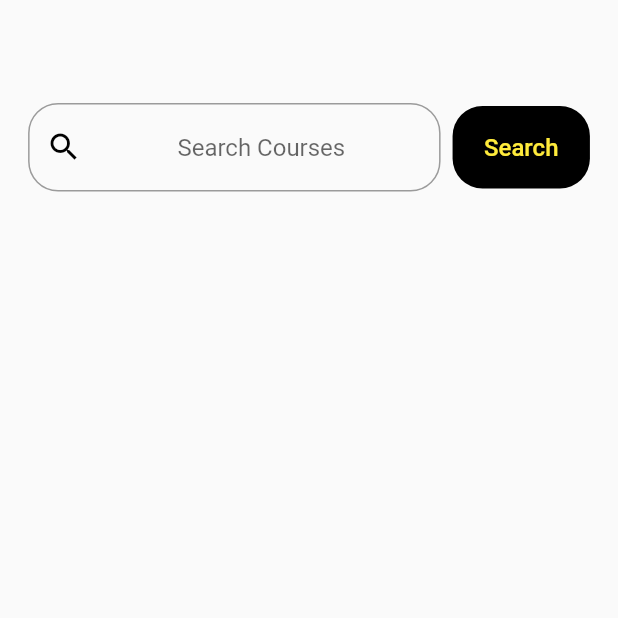
After one commit to jhavinit/team-management-software, a Flutter app: the screen it shows after launch, on a phone screen of 412 x 824 dp, the top half of it. The commit adds this screen. Run offline on Flutter 3.47's test engine with Material 2 defaults, Android fonts, the light colour scheme and no system bars; our stand-ins replace animated_text_kit, chewie, file_picker, firebase_core, firebase_messaging, firebase_storage and 11 more; missing offline and left inert: dart:ffi, flutter_pdfview, flutter_sound_lite; accounts and stored records are empty; Roboto replaces fonts that are missing (Helvetica, HelveticaBold).

Commit message:
search added

```diff
--- /dev/null
+++ b/Front-end/team_management_software/lib/views/screens/search3.dart
@@ -0,0 +1,107 @@
+import 'dart:convert';
+import 'package:flutter/material.dart';
+import 'package:http/http.dart' as http;
+import 'package:team_management_software/views/components/card_project.dart';
+
+class Search3 extends StatefulWidget {
+  const Search3({Key? key}) : super(key: key);
+
+  @override
+  _Search3State createState() => _Search3State();
+}
+
+class _Search3State extends State<Search3> {
+  var searchController = TextEditingController();
+  List searchList = [];
+  @override
+  Widget build(BuildContext context) {
+    return Scaffold(
+      body: SingleChildScrollView(
+        child: Column(
+          children: [
+            SizedBox(height: MediaQuery.of(context).size.height / 12),
+            SizedBox(
+              width: MediaQuery.of(context).size.width / 1.1,
+              child: Row(
+                children: [
+                  Expanded(
+                    child: TextField(
+                      controller: searchController,
+                      style: TextStyle(fontFamily: 'HelveticaBold'),
+                      textAlign: TextAlign.center,
+                      decoration: InputDecoration(
+                        hintText: "Search Courses",
+                        hintStyle: TextStyle(fontFamily: 'Helvetica'),
+                        prefixIcon: Icon(Icons.search_sharp,
+                            color: const Color(0xFF000000)),
+                        border: OutlineInputBorder(
+                          borderSide: BorderSide(width: 3.0),
+                          borderRadius: BorderRadius.circular(20),
+                        ),
+                        focusedBorder: OutlineInputBorder(
+                          borderRadius: BorderRadius.circular(20),
+                          borderSide:
+                              BorderSide(width: 3.0, color: Colors.yellow),
+                        ),
+                      ),
+                    ),
+                  ),
+                  SizedBox(width: 8),
+                  Container(
+                    width: MediaQuery.of(context).size.width / 4.5,
+                    height: MediaQuery.of(context).size.height / 15,
+                    decoration: BoxDecoration(
+                      borderRadius: BorderRadius.circular(20.0),
+                      color: const Color(0xFF000000),
+                    ),
+                    child: MaterialButton(
+                        textColor: Colors.purple,
+                        onPressed: () async {
+                          var url = Uri.parse(
+                              'https://ems-heroku.herokuapp.com/projects/search?name=${searchController.text}');
+                          var response = await http.get(url);
+                          if (response.statusCode == 200) {
+                            //print(response.body);
+
+                            setState(() {
+                              var mapResponse = json.decode(response.body);
+                              var searchResponse = mapResponse['data'];
+                              print(searchResponse);
+                              searchList = searchResponse;
+                            });
+                          }
+                        },
+                        child: Text(
+                          'Search',
+                          style: new TextStyle(
+                              fontSize: 16.0,
+                              color: Colors.yellow,
+                              fontFamily: 'HelveticaBold'),
+                        )),
+                  )
+                ],
+              ),
+            ),
+            ListView.builder(
+                physics: NeverScrollableScrollPhysics(),
+                shrinkWrap: true,
+                itemCount: searchList.length,
+                itemBuilder: (context, index) {
+                  var data = searchList[index];
+                  return Container(
+                      child: CardForProject(
+                    name: data["name"] ?? "name",
+                    description: data["description"] ?? "description",
+                    projectId: data["_id"],
+                    index: index,
+                    isArchived: data["isArchived"],
+                    isFav: data["isFav"],
+                    completionRatio: data["completionRatio"] ?? 1,
+                  ));
+                })
+          ],
+        ),
+      ),
+    );
+  }
+}
```
Also changed, not shown: Front-end/team_management_software/lib/main.dart (+5 -5 lines), Front-end/team_management_software/lib/views/project_list_screen.dart (+57 -50 lines).
